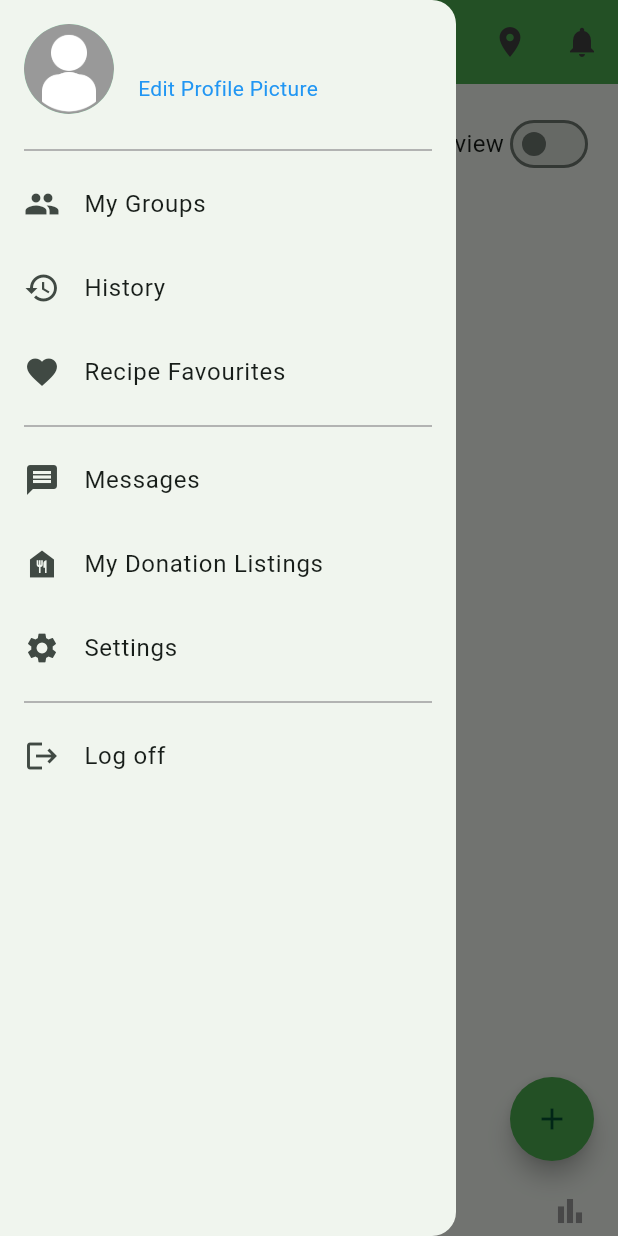
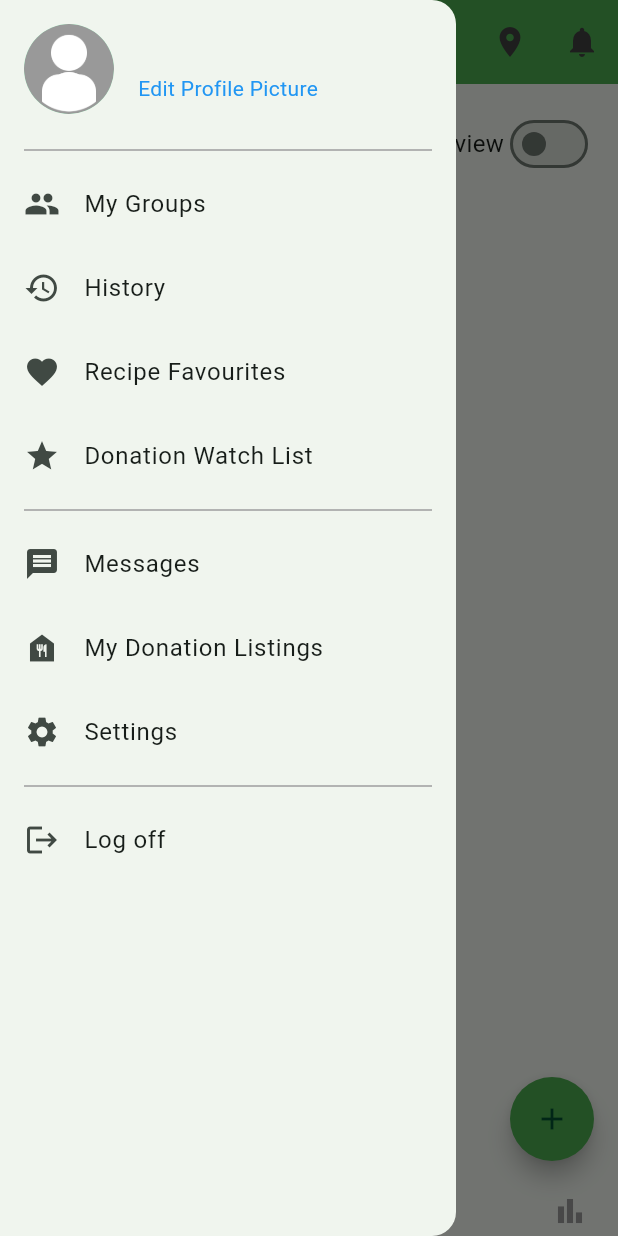
Before and after one commit to 40125789/shelfaware_app, a Flutter app: the screen it shows once a user with an empty profile is signed in, with the side drawer open, on a phone screen of 412 x 824 dp. Run offline on Flutter 3.47's test engine with Material 3 defaults, Android fonts, the phone set to English and light mode, and no system bars; drawn by our look-alikes of google_nav_bar; our stand-ins replace cached_network_image, cloud_firestore, firebase_auth, firebase_core, firebase_messaging, firebase_storage and 12 more; missing offline and left inert: barcode_scan2, google_ml_kit; accounts and stored records are empty.

Commit message:
Add star donation watchlist to side nav bar and add star icon on donation tile
- Added a "Donation Watchlist" section to the side navigation bar for easy access to bookmarked donations.
- Integrated a star icon on the donation tile, allowing users to add donations to their watchlist with a simple tap.
- Updated UI for both the side nav and donation tiles to reflect the new feature.

```diff
--- a/lib/components/side_drawer_menu.dart
+++ b/lib/components/side_drawer_menu.dart
@@ -16,6 +16,7 @@ class CustomDrawer extends StatefulWidget {
   final String lastName;
   final VoidCallback onSignOut;
   final VoidCallback onNavigateToFavorites;
+  final VoidCallback onNavigateToDonationWatchList;
 
   const CustomDrawer({
     Key? key,
@@ -23,6 +24,7 @@ class CustomDrawer extends StatefulWidget {
     required this.lastName,
     required this.onSignOut,
     required this.onNavigateToFavorites,
+    required this.onNavigateToDonationWatchList,
   }) : super(key: key);
 
   @override
@@ -189,6 +191,12 @@ class _CustomDrawerState extends State<CustomDrawer> {
             title: const Text('Recipe Favourites'),
             onTap: widget.onNavigateToFavorites,
           ),
+
+          ListTile(
+            leading: const Icon(Icons.star),
+            title: const Text('Donation Watch List'),
+            // Navigate to Donation Watch List
+          ),
           const Divider(indent: 16, endIndent: 16, color: Colors.grey),
           ListTile(
             leading: const Icon(Icons.message),
--- a/lib/pages/home_page.dart
+++ b/lib/pages/home_page.dart
@@ -174,7 +174,7 @@ class _HomePageState extends State<HomePage> {
                 context,
                 MaterialPageRoute(builder: (context) => FavoritesPage()),
               );
-            },
+            }, onNavigateToDonationWatchList: () {  },
           ),
           body: PageView(
             controller: _pageController,
```
Also changed, not shown: lib/components/donation_list_widget.dart (+24 -4 lines).
